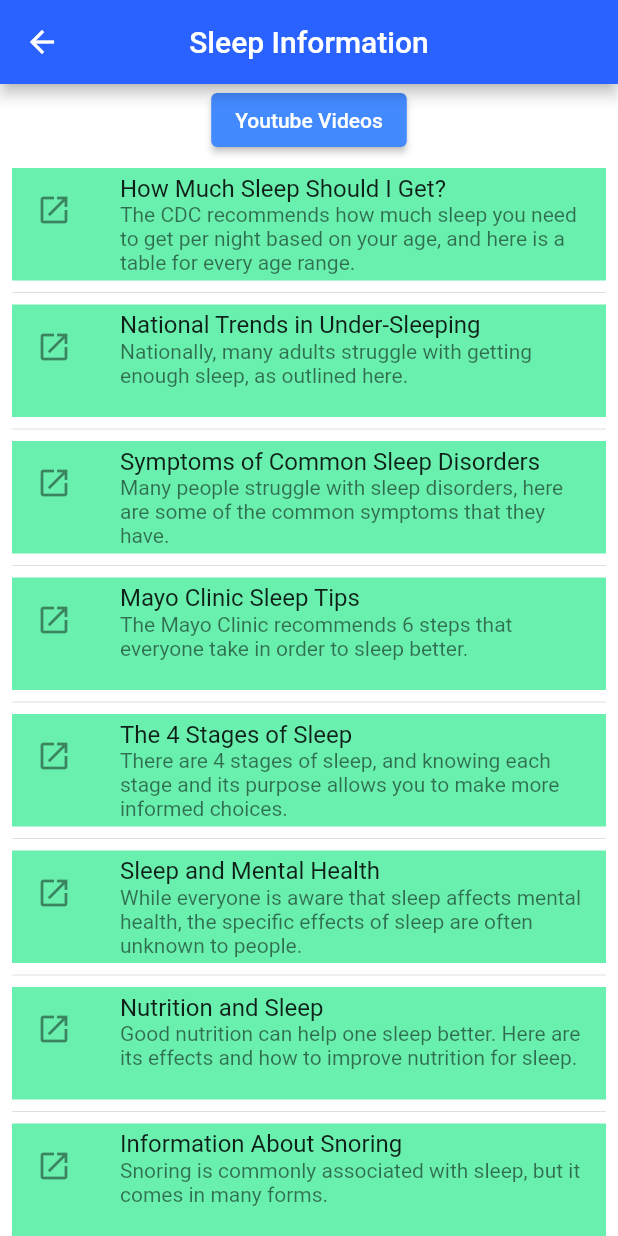
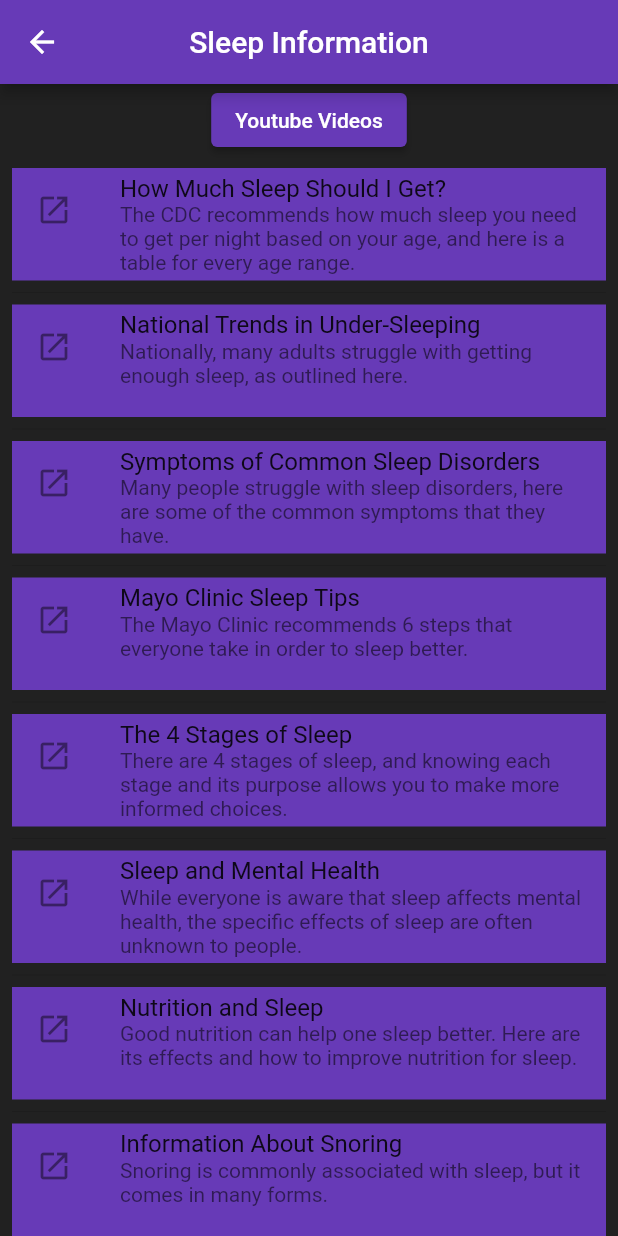
Before and after one commit to Snail51/SweetDreams, a Flutter app: the screen it shows after launch, after a tap on "More Info", on a phone screen of 412 x 824 dp. Run offline on Flutter 3.47's test engine with Material 2 defaults, Android fonts, the phone set to English and light mode, and no system bars; our stand-ins replace audioplayers, flutter_rating_bar; missing offline and left inert: time_range_picker.

Commit message:
re-designing info page

```diff
--- a/lib/dreams/views/info_page.dart
+++ b/lib/dreams/views/info_page.dart
@@ -66,7 +66,8 @@ class _InfoPageState extends State<InfoPage>  {
           children: [
             Row(
                 children: <Widget>[
-                  Expanded(child: Text(desc[i]))]
+                  Expanded(child: Text(desc[i]))
+                ]
                 ),
               ],
             ),
@@ -82,7 +83,7 @@ class _InfoPageState extends State<InfoPage>  {
       {
         return Container(
           height: 75,
-          color: Colors.greenAccent,
+          color: Colors.deepPurple,
           child: content[index],
         );
       },
@@ -103,15 +104,15 @@ class _InfoPageState extends State<InfoPage>  {
       appBar: AppBar(
         title: Text("Sleep Information"),
         centerTitle: true,
-        backgroundColor: Colors.blueAccent.shade700,
+        backgroundColor: Colors.deepPurple,
       ),
-      backgroundColor: Colors.white,
+      backgroundColor: Colors.grey.shade900,
       body: Center(
           child: Column(
             children: <Widget>[
               ElevatedButton(
                 style: ElevatedButton.styleFrom(
-                    backgroundColor: Colors.blueAccent
+                    backgroundColor: Colors.deepPurple
                 ),
                 child: Text('Youtube Videos'),
                 onPressed: () {
```
Also changed, not shown: pubspec.lock.
